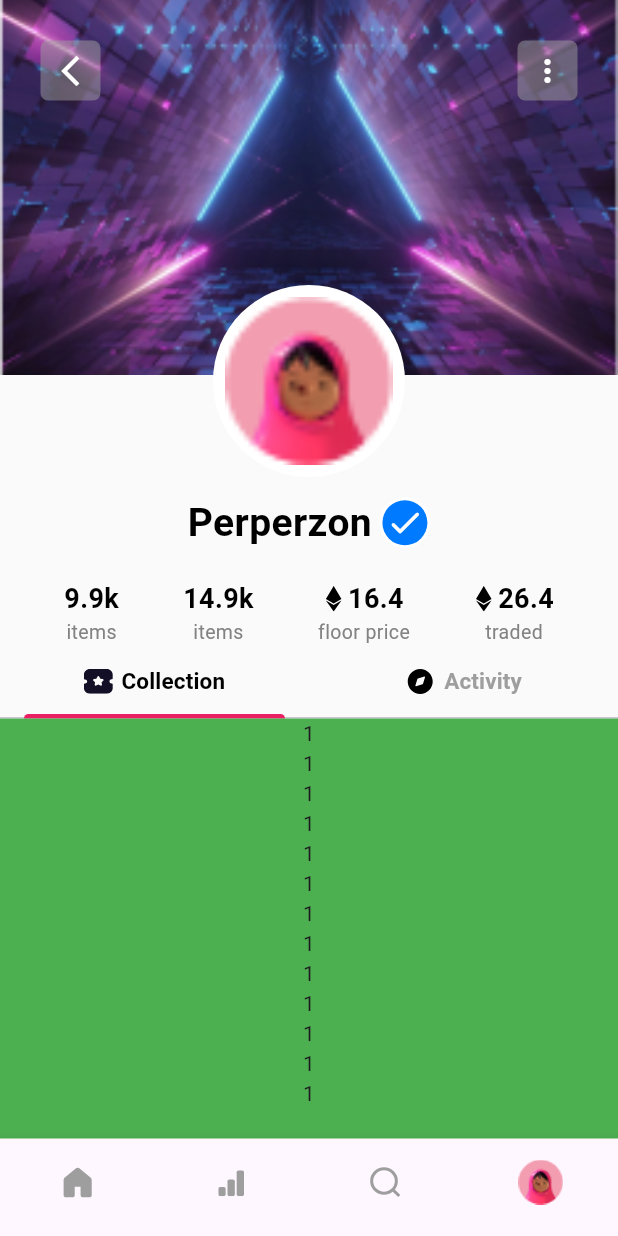
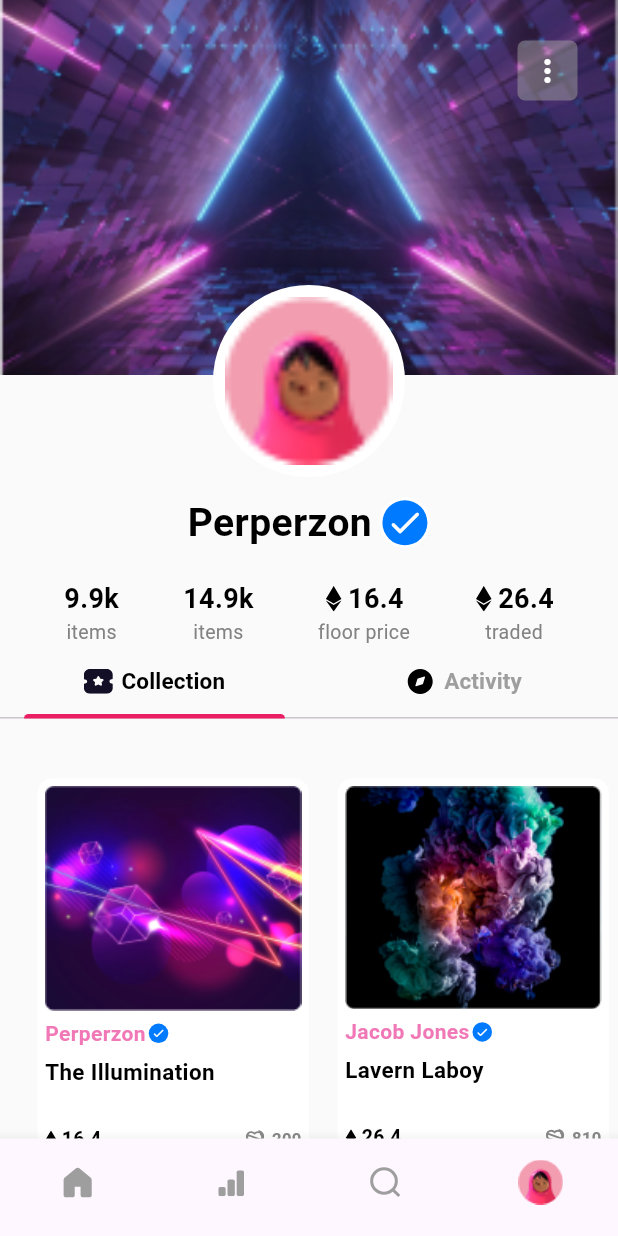
Before and after one commit to hieumt211299/firtst_app, a Flutter app: the screen it shows after launch, item 4 of the bottom bar chosen, on a phone screen of 412 x 824 dp. Run offline on Flutter 3.47's test engine with Material 3 defaults, Android fonts, the phone set to English and light mode, and no system bars; our stand-ins replace flutter_svg; Roboto replaces fonts that are missing (SF Pro Display).

Commit message:
add profile page

```diff
--- a/lib/home/widgets/profile/profile.dart
+++ b/lib/home/widgets/profile/profile.dart
@@ -1,9 +1,12 @@
 import 'package:fitness_ui/common/avatar.dart';
 import 'package:fitness_ui/common/check_noti.dart';
+import 'package:fitness_ui/common/globals.dart';
 import 'package:fitness_ui/common/icon_button.dart';
 import 'package:fitness_ui/common/money.dart';
+import 'package:fitness_ui/home/widgets/search_page/search_page.dart';
 import 'package:fitness_ui/home/widgets/statistic/statistic.dart';
 import 'package:fitness_ui/utils/imagedata.dart';
+import 'package:fitness_ui/utils/item_model.dart';
 import 'package:fitness_ui/utils/svgdata.dart';
 import 'package:flutter/material.dart';
 import 'package:flutter_svg/svg.dart';
@@ -15,6 +18,12 @@ List<Map<String, dynamic>> settingItems = [
   {'icon': const Icon(Icons.person), 'title': 'Share Your Profile'},
   {'icon': const Icon(Icons.star), 'title': 'Favorite'},
   {'icon': const Icon(Icons.logout), 'title': 'Logout'},
+];
+List<Item> itemsList = [
+  IGlobals.item1,
+  IGlobals.item2,
+  IGlobals.item3,
+  IGlobals.item4
 ];
 
 enum TypeInfo { view, money, percent }
@@ -50,18 +59,18 @@ class ProfileWidget extends StatelessWidget {
                 child: Padding(
                   padding: const EdgeInsets.symmetric(horizontal: 23),
                   child: Row(
-                    mainAxisAlignment: MainAxisAlignment.spaceBetween,
+                    mainAxisAlignment: MainAxisAlignment.end,
                     children: [
-                      IconButtonWidget(
-                        icon: const Icon(Icons.arrow_back_ios_new),
-                        onPressed: () {
-                          Navigator.push(
-                              context,
-                              MaterialPageRoute(
-                                builder: (context) => const StatusticWidget(),
-                              ));
-                        },
-                      ),
+                      // IconButtonWidget(
+                      //   icon: const Icon(Icons.arrow_back_ios_new),
+                      //   onPressed: () {
+                      //     Navigator.push(
+                      //         context,
+                      //         MaterialPageRoute(
+                      //           builder: (context) => const StatusticWidget(),
+                      //         ));
+                      //   },
+                      // ),
                       IconButtonWidget(
                         icon: const Icon(Icons.more_vert),
                         onPressed: () {
@@ -216,25 +225,14 @@ class ProfileWidget extends StatelessWidget {
                   ],
                 ),
                 Container(
-                  height: 300,
-                  color: Colors.green,
+                  height: 600,
                   child: const TabBarView(
                     children: [
                       Column(
                         children: [
-                          Text('1'),
-                          Text('1'),
-                          Text('1'),
-                          Text('1'),
-                          Text('1'),
-                          Text('1'),
-                          Text('1'),
-                          Text('1'),
-                          Text('1'),
-                          Text('1'),
-                          Text('1'),
-                          Text('1'),
-                          Text('1'),
+                          ItemWidget(
+                            title: false,
+                          ),
                         ],
                       ),
                       Text('2'),
--- a/lib/home/widgets/search_page/search_page.dart
+++ b/lib/home/widgets/search_page/search_page.dart
@@ -58,19 +58,21 @@ class SearchPage extends StatelessWidget {
 }
 
 class ItemWidget extends StatelessWidget {
+  final bool title;
   const ItemWidget({
     super.key,
+    this.title = true,
   });
 
   @override
   Widget build(BuildContext context) {
-    return const Padding(
+    return Padding(
       padding: IGlobals.spaceLeft,
       child: Column(
         crossAxisAlignment: CrossAxisAlignment.start,
         children: [
           Text(
-            'Items',
+            title ? 'Items' : '',
             style: TextStyle(
               color: Colors.black,
               fontSize: 18,
```
Also changed, not shown: lib/home/widgets/statistic/statistic.dart (+49 -6 lines).
